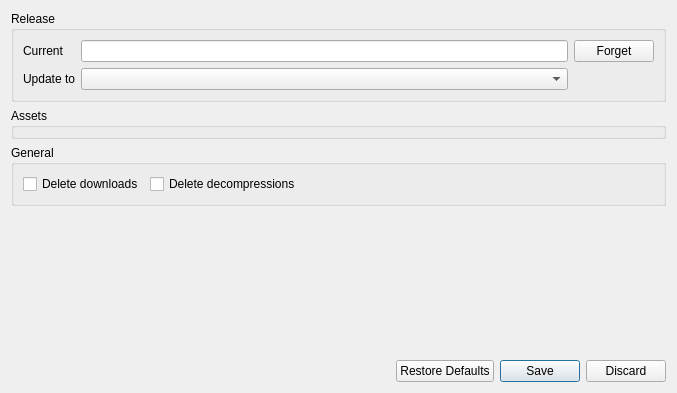
samyalik/edgetx, file companion/src/updates/updateoptionsdialog.ui: the form before one commit.
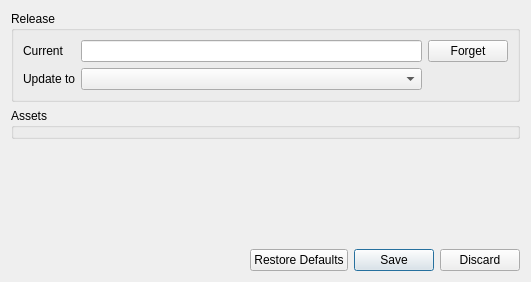
The form after the commit.

Commit message: Rename settings and change the way post install deletes are configured and operate

```diff
--- a/companion/src/updates/updateoptionsdialog.ui
+++ b/companion/src/updates/updateoptionsdialog.ui
@@ -6,8 +6,8 @@
    <rect>
     <x>0</x>
     <y>0</y>
-    <width>677</width>
-    <height>393</height>
+    <width>531</width>
+    <height>282</height>
    </rect>
   </property>
   <property name="windowTitle">
@@ -70,54 +70,6 @@
      </property>
     </widget>
    </item>
-   <item>
-    <widget class="QGroupBox" name="grpGeneral">
-     <property name="title">
-      <string>General</string>
-     </property>
-     <layout class="QHBoxLayout" name="horizontalLayout_2">
-      <item>
-       <widget class="QCheckBox" name="chkDelDownload">
-        <property name="sizePolicy">
-         <sizepolicy hsizetype="Preferred" vsizetype="Fixed">
-          <horstretch>0</horstretch>
-          <verstretch>0</verstretch>
-         </sizepolicy>
-        </property>
-        <property name="text">
-         <string>Delete downloads</string>
-        </property>
-       </widget>
-      </item>
-      <item>
-       <widget class="QCheckBox" name="chkDelDecompress">
-        <property name="sizePolicy">
-         <sizepolicy hsizetype="Preferred" vsizetype="Fixed">
-          <horstretch>0</horstretch>
-          <verstretch>0</verstretch>
-         </sizepolicy>
-        </property>
-        <property name="text">
-         <string>Delete decompressions</string>
-        </property>
-       </widget>
-      </item>
-      <item>
-       <spacer name="horizontalSpacer_2">
-        <property name="orientation">
-         <enum>Qt::Horizontal</enum>
-        </property>
-        <property name="sizeHint" stdset="0">
-         <size>
-          <width>286</width>
-          <height>20</height>
-         </size>
-        </property>
-       </spacer>
-      </item>
-     </layout>
-    </widget>
-   </item>
    <item>
     <spacer name="verticalSpacer">
      <property name="orientation">
```
The commit also changes 12 other files.
